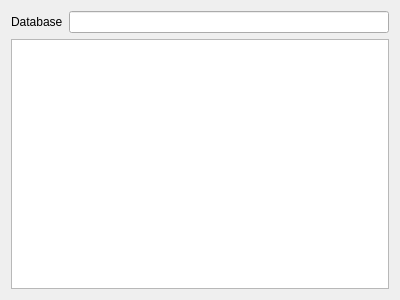
The window that Resources/ui/DlgCreateDatabase.ui (davesrocketshop/MaterialDB) describes before a commit, drawn with Qt 5.
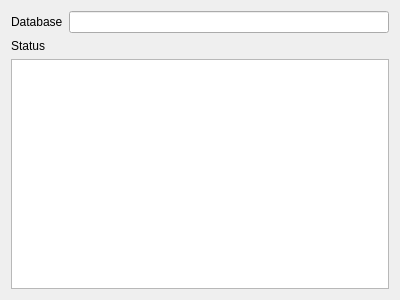
The same window after the commit. Custom widgets are drawn as their Qt base class.

```diff
--- a/Resources/ui/DlgCreateDatabase.ui
+++ b/Resources/ui/DlgCreateDatabase.ui
@@ -35,6 +35,13 @@
      </item>
     </layout>
    </item>
+   <item>
+    <widget class="QLabel" name="label_2">
+     <property name="text">
+      <string>Status</string>
+     </property>
+    </widget>
+   </item>
    <item>
     <widget class="QTextEdit" name="textStatus">
      <property name="lineWrapMode">
```
